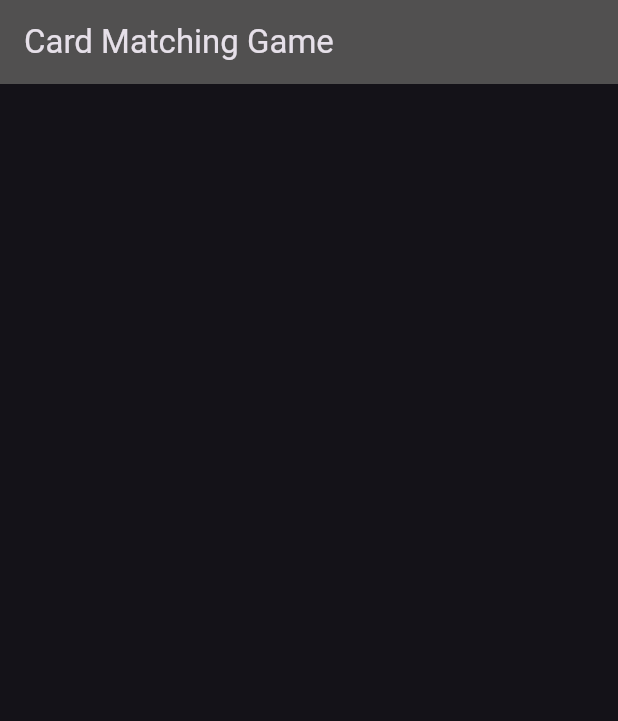
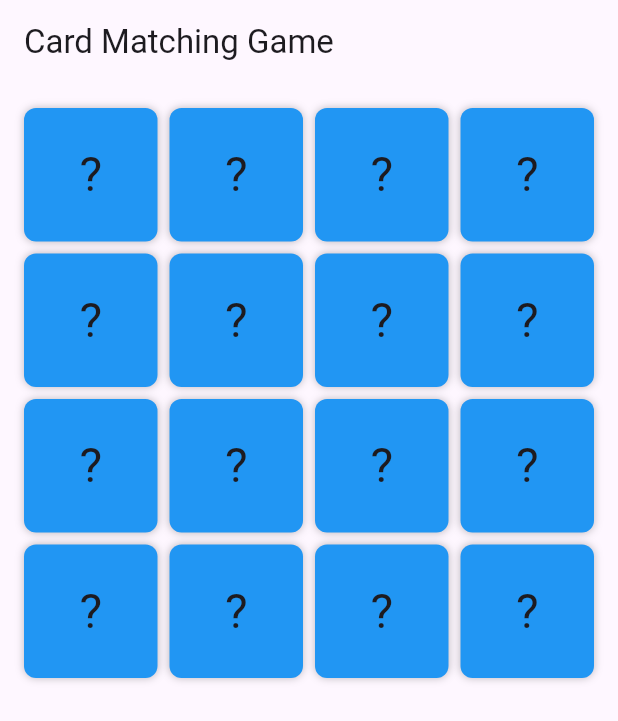
Before and after one commit to amean101/Card-Matching-Game, a Flutter app: the screen it shows after launch, on a phone screen of 412 x 824 dp. Shown: the top 721 px of the screen. Run offline on Flutter 3.47's test engine with Material 3 defaults, Android fonts, the phone set to English and light mode, and no system bars.

Commit message:
Implemented grid view widget allowing a flip animation to update the UI to flip and compare cards

```diff
--- a/lib/card_game.dart
+++ b/lib/card_game.dart
@@ -1,81 +1,131 @@
 import 'package:flutter/material.dart';
+import 'package:provider/provider.dart';
+import 'dart:async';
 
 //Class that stores the model of the objects that represent the card
 class CardModel {
   final int id;
   final String image;
-  bool isFaceUp;
-  bool isMatched;
+  bool facedUp;
+  bool cardMatched;
 
   CardModel({required this.id, required this.image})
-      : isFaceUp = false,
-        isMatched = false;
+    : facedUp = false,
+      cardMatched = false;
 }
 
 //Class that manages the state of the game updating the UI
 class GameProvider extends ChangeNotifier {
   List<CardModel> cards = [];
   CardModel? firstFlipped;
-  bool isProcessing = false;
+  bool cardCheck = false;
 
   GameProvider() {
     _initializeGame();
   }
 
-//Method that initializes the list of cards, randomly mixing them and changes the UI if needed
+  //Method that initializes the list of cards, randomly mixing them and changes the UI if needed
   void _initializeGame() {
     List<String> images = [
-      'I', 'I', 'II', 'II', 'III', 'III', 'IV', 'IV',
-      'V', 'V', 'VI', 'VI', 'VII', 'VII', 'VIII', 'VIII'
+      'I',
+      'I',
+      'II',
+      'II',
+      'III',
+      'III',
+      'IV',
+      'IV',
+      'V',
+      'V',
+      'VI',
+      'VI',
+      'VII',
+      'VII',
+      'VIII',
+      'VIII',
     ];
     images.shuffle();
-    cards = List.generate(images.length, (index) => CardModel(id: index, image: images[index]));
+    cards = List.generate(
+      images.length,
+      (index) => CardModel(id: index, image: images[index]),
+    );
     notifyListeners();
   }
 
   //Method that changes UI depending on status of card
   void flipCard(CardModel card) {
-    if (isProcessing || card.isMatched || card.isFaceUp) return;
-    card.isFaceUp = true;
+    if (cardCheck || card.cardMatched || card.facedUp) return;
+    card.facedUp = true;
     notifyListeners();
 
     if (firstFlipped == null) {
       firstFlipped = card;
     } else {
-      isProcessing = true;
+      cardCheck = true;
       notifyListeners();
       Future.delayed(const Duration(seconds: 1), () {
         if (firstFlipped!.image == card.image) {
-          firstFlipped!.isMatched = true;
-          card.isMatched = true;
+          firstFlipped!.cardMatched = true;
+          card.cardMatched = true;
         } else {
-          firstFlipped!.isFaceUp = false;
-          card.isFaceUp = false;
+          firstFlipped!.facedUp = false;
+          card.facedUp = false;
         }
         firstFlipped = null;
-        isProcessing = false;
+        cardCheck = false;
         notifyListeners();
       });
     }
   }
 }
 
-class GameScreen extends StatefulWidget {
+class GameScreen extends StatelessWidget {
   const GameScreen({super.key});
 
   @override
-  State<GameScreen> createState() => _GameScreenState();
-}
-
-class _GameScreenState extends State<GameScreen> {
-
-  @override
   Widget build(BuildContext context) {
+    final game = Provider.of<GameProvider>(context);
     return Scaffold(
-      appBar: AppBar(
-        backgroundColor: const Color.fromARGB(255, 81, 80, 80),
-        title: const Text('Card Matching Game'),
+      appBar: AppBar(title: const Text('Card Matching Game')),
+      body: GridView.builder(
+        padding: const EdgeInsets.all(16.0),
+        gridDelegate: const SliverGridDelegateWithFixedCrossAxisCount(
+          crossAxisCount: 4,
+          crossAxisSpacing: 8.0,
+          mainAxisSpacing: 8.0,
+        ),
+        itemCount: game.cards.length,
+        itemBuilder: (context, index) {
+          return FlipCard(card: game.cards[index]);
+        },
       ),
     );
   }
 }
+
+class FlipCard extends StatelessWidget {
+  final CardModel card;
+  const FlipCard({super.key, required this.card});
+
+  @override
+  Widget build(BuildContext context) {
+    final game = Provider.of<GameProvider>(context, listen: false);
+    return GestureDetector(
+      onTap: () => game.flipCard(card),
+      child: AnimatedContainer(
+        duration: const Duration(milliseconds: 300),
+        decoration: BoxDecoration(
+          color: card.facedUp || card.cardMatched ? Colors.white : Colors.blue,
+          borderRadius: BorderRadius.circular(8.0),
+          boxShadow: [BoxShadow(color: Colors.black26, blurRadius: 4.0)],
+        ),
+        child: Center(
+          child: Text(
+            card.facedUp || card.cardMatched ? card.image : '?',
+            style: const TextStyle(fontSize: 32),
+          ),
+        ),
+      ),
+    );
+  }
+}
--- a/lib/main.dart
+++ b/lib/main.dart
@@ -1,25 +1,23 @@
 import 'package:flutter/material.dart';
 import 'package:hw3/card_game.dart';
+import 'package:provider/provider.dart';
 
 void main() {
   runApp(const MyApp());
 }
 
-class MyApp extends StatefulWidget {
+class MyApp extends StatelessWidget {
   const MyApp({super.key});
 
   @override
-  State<MyApp> createState() => _MyAppState();
-}
-
-class _MyAppState extends State<MyApp> {
-  @override
   Widget build(BuildContext context) {
-    return MaterialApp(
-      title: 'Matching Card Game',
-      theme: ThemeData.dark(),
-      home: const GameScreen(),
-      debugShowCheckedModeBanner: false,
+    return ChangeNotifierProvider(
+      create: (context) => GameProvider(),
+      child: MaterialApp(
+        title: 'Matching Card Game',
+        home: const GameScreen(),
+        debugShowCheckedModeBanner: false,
+      ),
     );
   }
 }
--- a/pubspec.yaml
+++ b/pubspec.yaml
@@ -34,6 +34,7 @@ dependencies:
   # The following adds the Cupertino Icons font to your application.
   # Use with the CupertinoIcons class for iOS style icons.
   cupertino_icons: ^1.0.8
+  provider: ^6.1.2
 
 dev_dependencies:
   flutter_test:
```
Also changed, not shown: pubspec.lock.
